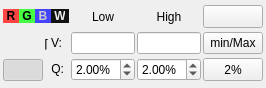
Qt form Code/Common/Gui/mvdColorBandDynamicsWidget.ui (orfeotoolbox/OTB) before a commit.
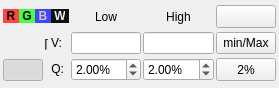
The same form after that commit. Icons and pictures are not drawn.

Commit message: ENH: typo replace whit in white

```diff
--- a/Code/Common/Gui/mvdColorBandDynamicsWidget.ui
+++ b/Code/Common/Gui/mvdColorBandDynamicsWidget.ui
@@ -6,7 +6,7 @@
    <rect>
     <x>0</x>
     <y>0</y>
-    <width>254</width>
+    <width>279</width>
     <height>88</height>
    </rect>
   </property>
```
Left out of the diff: 2 changed lines with no effect on the pictures.
